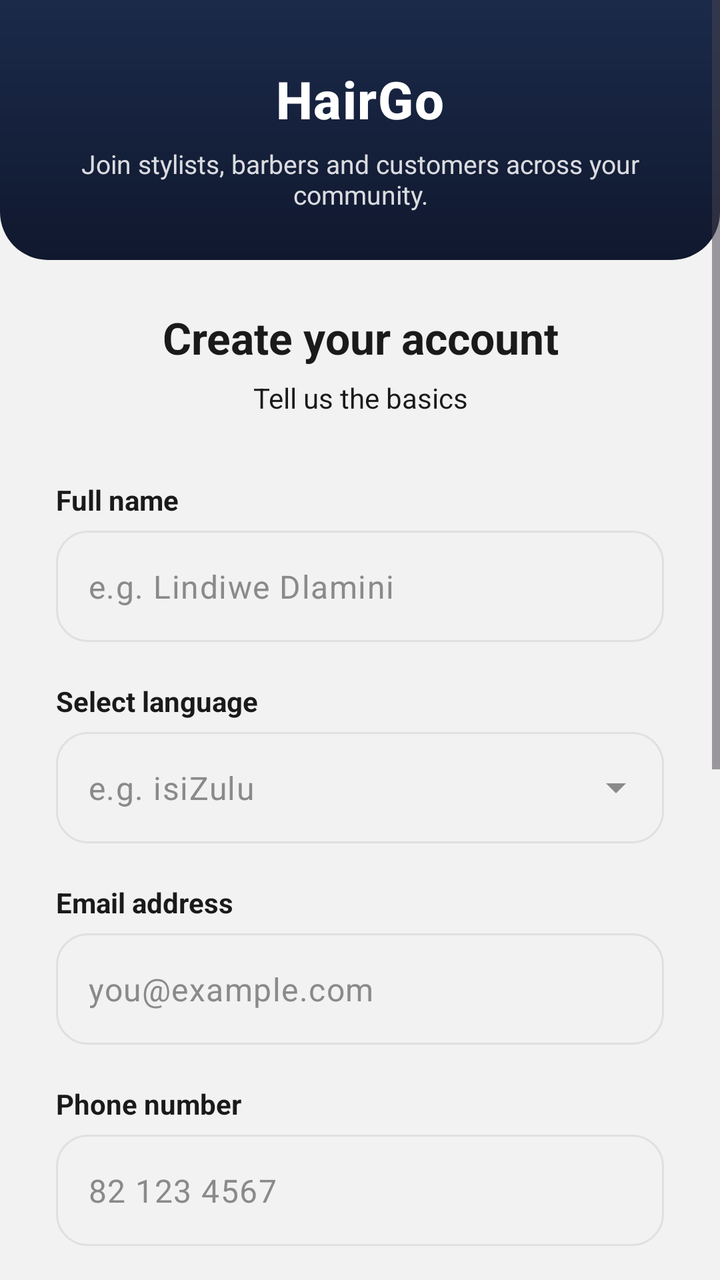
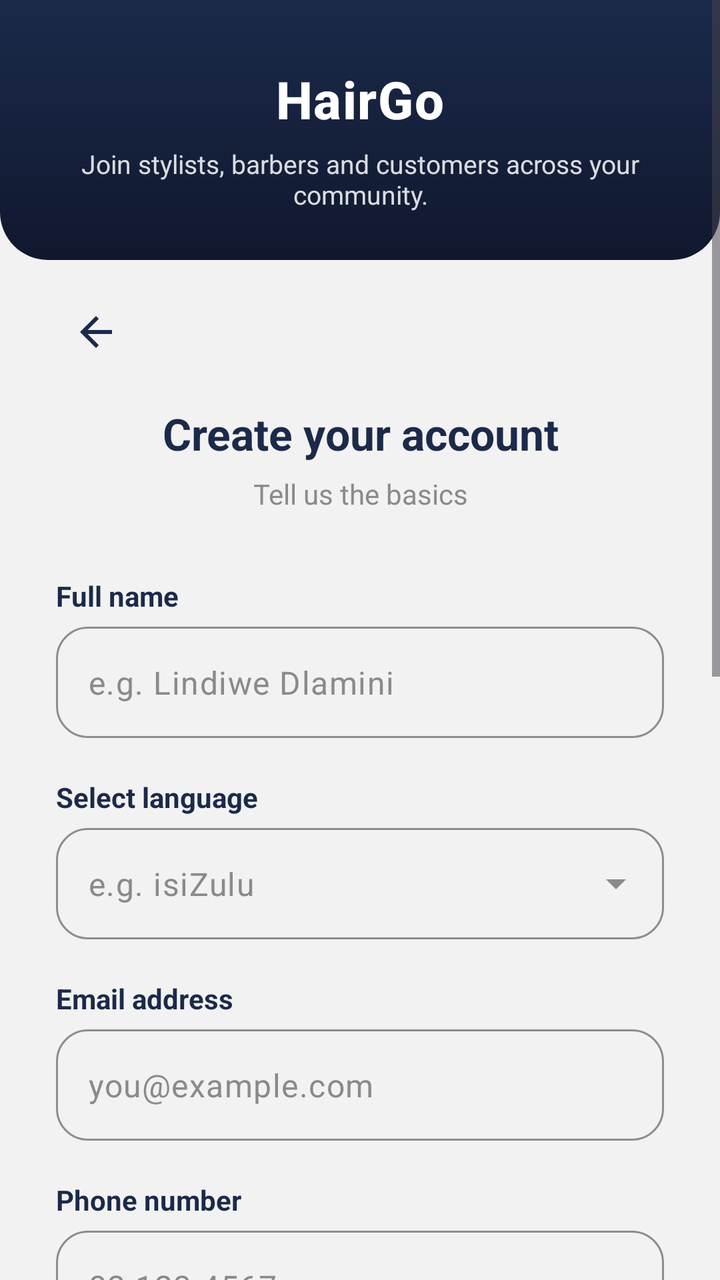

An Android layout rendered at two revisions. The XML below is the earlier revision; the diff shows what the commit changed to produce the second picture.
<!-- AndroidManifest.xml: application theme Theme.HairGo -->
<!-- res/layout/activity_register_owner.xml -->
<ScrollView
    xmlns:android="http://schemas.android.com/apk/res/android"
    xmlns:app="http://schemas.android.com/apk/res-auto"
    android:layout_width="match_parent"
    android:layout_height="match_parent"
    android:background="@color/grey_light"
    android:fillViewport="true"
    android:overScrollMode="never">

    <LinearLayout
        android:layout_width="match_parent"
        android:layout_height="wrap_content"
        android:orientation="vertical">

        <include layout="@layout/view_auth_header" />

        <LinearLayout
            android:layout_width="match_parent"
            android:layout_height="wrap_content"
            android:orientation="vertical"
            android:paddingHorizontal="28dp"
            android:paddingTop="24dp"
            android:paddingBottom="48dp">

            
            <TextView
                android:layout_width="wrap_content"
                android:layout_height="wrap_content"
                android:layout_gravity="center_horizontal"
                android:gravity="center"
                android:layout_marginBottom="6dp"
                android:text="Create your account"
                android:textColor="@color/text_primary"
                android:textSize="22sp"
                android:textStyle="bold" />

            <TextView
                android:layout_width="wrap_content"
                android:layout_height="wrap_content"
                android:layout_gravity="center_horizontal"
                android:gravity="center"
                android:layout_marginBottom="32dp"
                android:text="Tell us the basics"
                android:textColor="@color/text_primary"
                android:textSize="14sp" />

            
            <TextView
                android:layout_width="wrap_content"
                android:layout_height="wrap_content"
                android:layout_marginBottom="6dp"
                android:text="Full name"
                android:textColor="@color/text_primary"
                android:textSize="14sp"
                android:textStyle="bold" />

            <com.google.android.material.textfield.TextInputLayout
                android:id="@+id/tilFullName"
                style="@style/Widget.Material3.TextInputLayout.OutlinedBox"
                android:layout_width="match_parent"
                android:layout_height="wrap_content"
                android:layout_marginBottom="20dp"
                app:boxCornerRadiusBottomEnd="16dp"
                app:boxCornerRadiusBottomStart="16dp"
                app:boxCornerRadiusTopEnd="16dp"
                app:boxCornerRadiusTopStart="16dp"
                app:hintEnabled="false">

                <com.google.android.material.textfield.TextInputEditText
                    android:id="@+id/etFullName"
                    android:layout_width="match_parent"
                    android:layout_height="wrap_content"
                    android:hint="e.g. Lindiwe Dlamini"
                    android:inputType="textPersonName|textCapWords"
                    android:textColorHint="@color/grey_medium" />
            </com.google.android.material.textfield.TextInputLayout>

            
            <TextView
                android:layout_width="wrap_content"
                android:layout_height="wrap_content"
                android:layout_marginBottom="6dp"
                android:text="Select language"
                android:textColor="@color/text_primary"
                android:textSize="14sp"
                android:textStyle="bold" />

            <com.google.android.material.textfield.TextInputLayout
                android:id="@+id/tilLanguage"
                style="@style/Widget.Material3.TextInputLayout.OutlinedBox.ExposedDropdownMenu"
                android:layout_width="match_parent"
                android:layout_height="wrap_content"
                android:layout_marginBottom="20dp"
                app:boxCornerRadiusBottomEnd="16dp"
                app:boxCornerRadiusBottomStart="16dp"
                app:boxCornerRadiusTopEnd="16dp"
                app:boxCornerRadiusTopStart="16dp"
                app:hintEnabled="false">

                <AutoCompleteTextView
                    android:id="@+id/actvLanguage"
                    android:layout_width="match_parent"
                    android:layout_height="wrap_content"
                    android:hint="e.g. isiZulu"
                    android:inputType="none"
                    android:textColorHint="@color/grey_medium" />
            </com.google.android.material.textfield.TextInputLayout>

            
            <TextView
                android:layout_width="wrap_content"
                android:layout_height="wrap_content"
                android:layout_marginBottom="6dp"
                android:text="Email address"
                android:textColor="@color/text_primary"
                android:textSize="14sp"
                android:textStyle="bold" />

            <com.google.android.material.textfield.TextInputLayout
                android:id="@+id/tilEmail"
                style="@style/Widget.Material3.TextInputLayout.OutlinedBox"
                android:layout_width="match_parent"
                android:layout_height="wrap_content"
                android:layout_marginBottom="20dp"
                app:boxCornerRadiusBottomEnd="16dp"
                app:boxCornerRadiusBottomStart="16dp"
                app:boxCornerRadiusTopEnd="16dp"
                app:boxCornerRadiusTopStart="16dp"
                app:hintEnabled="false">

                <com.google.android.material.textfield.TextInputEditText
                    android:id="@+id/etEmail"
                    android:layout_width="match_parent"
                    android:layout_height="wrap_content"
                    android:hint="you@example.com"
                    android:inputType="textEmailAddress"
                    android:textColorHint="@color/grey_medium" />
            </com.google.android.material.textfield.TextInputLayout>

            
            <TextView
                android:layout_width="wrap_content"
                android:layout_height="wrap_content"
                android:layout_marginBottom="6dp"
                android:text="Phone number"
                android:textColor="@color/text_primary"
                android:textSize="14sp"
                android:textStyle="bold" />

            <com.google.android.material.textfield.TextInputLayout
                android:id="@+id/tilPhone"
                style="@style/Widget.Material3.TextInputLayout.OutlinedBox"
                android:layout_width="match_parent"
                android:layout_height="wrap_content"
                android:layout_marginBottom="20dp"
                app:boxCornerRadiusBottomEnd="16dp"
                app:boxCornerRadiusBottomStart="16dp"
                app:boxCornerRadiusTopEnd="16dp"
                app:boxCornerRadiusTopStart="16dp"
                app:hintEnabled="false"
                app:prefixText="+27 "
                app:prefixTextColor="@color/text_primary">

                <com.google.android.material.textfield.TextInputEditText
                    android:id="@+id/etPhone"
                    android:layout_width="match_parent"
                    android:layout_height="wrap_content"
                    android:hint="82 123 4567"
                    android:inputType="phone"
                    android:textColorHint="@color/grey_medium" />
            </com.google.android.material.textfield.TextInputLayout>

            
            <TextView
                android:layout_width="wrap_content"
                android:layout_height="wrap_content"
                android:layout_marginBottom="6dp"
                android:text=" Enter Password"
                android:textColor="@color/text_primary"
                android:textSize="14sp"
                android:textStyle="bold" />

            <com.google.android.material.textfield.TextInputLayout
                android:id="@+id/tilPassword"
                style="@style/Widget.Material3.TextInputLayout.OutlinedBox"
                android:layout_width="match_parent"
                android:layout_height="wrap_content"
                android:layout_marginBottom="20dp"
                app:boxCornerRadiusBottomEnd="16dp"
                app:boxCornerRadiusBottomStart="16dp"
                app:boxCornerRadiusTopEnd="16dp"
                app:boxCornerRadiusTopStart="16dp"
                app:endIconMode="password_toggle"
                app:hintEnabled="false">

                <com.google.android.material.textfield.TextInputEditText
                    android:id="@+id/etPassword"
                    android:layout_width="match_parent"
                    android:layout_height="wrap_content"
                    android:inputType="textPassword" />
            </com.google.android.material.textfield.TextInputLayout>

            
            <TextView
                android:layout_width="wrap_content"
                android:layout_height="wrap_content"
                android:layout_marginBottom="6dp"
                android:text="Confirm password"
                android:textColor="@color/text_primary"
                android:textSize="14sp"
                android:textStyle="bold" />

            <com.google.android.material.textfield.TextInputLayout
                android:id="@+id/tilConfirmPassword"
                style="@style/Widget.Material3.TextInputLayout.OutlinedBox"
                android:layout_width="match_parent"
                android:layout_height="wrap_content"
                android:layout_marginBottom="24dp"
                app:boxCornerRadiusBottomEnd="16dp"
                app:boxCornerRadiusBottomStart="16dp"
                app:boxCornerRadiusTopEnd="16dp"
                app:boxCornerRadiusTopStart="16dp"
                app:endIconMode="password_toggle"
                app:hintEnabled="false">

                <com.google.android.material.textfield.TextInputEditText
                    android:id="@+id/etConfirmPassword"
                    android:layout_width="match_parent"
                    android:layout_height="wrap_content"
                    android:inputType="textPassword" />
            </com.google.android.material.textfield.TextInputLayout>

            
            <com.google.android.material.button.MaterialButton
                android:id="@+id/btnNext"
                android:layout_width="match_parent"
                android:layout_height="56dp"
                android:layout_marginBottom="24dp"
                android:text="Next"
                android:textAllCaps="false"
                android:textSize="16sp"
                android:textStyle="bold"
                app:backgroundTint="@color/teal_primary"
                app:cornerRadius="16dp"
                app:elevation="4dp" />

            
            <LinearLayout
                android:layout_width="match_parent"
                android:layout_height="wrap_content"
                android:layout_marginBottom="24dp"
                android:gravity="center_vertical"
                android:orientation="horizontal">

                <View
                    android:layout_width="0dp"
                    android:layout_height="1dp"
                    android:layout_weight="1"
                    android:background="@color/input_border" />

                <TextView
                    android:layout_width="wrap_content"
                    android:layout_height="wrap_content"
                    android:paddingHorizontal="16dp"
                    android:text="OR"
                    android:textColor="@color/text_primary"
                    android:textSize="13sp" />

                <View
                    android:layout_width="0dp"
                    android:layout_height="1dp"
                    android:layout_weight="1"
                    android:background="@color/input_border" />
            </LinearLayout>

            
            <TextView
                android:id="@+id/tvLogin"
                android:layout_width="wrap_content"
                android:layout_height="wrap_content"
                android:layout_gravity="center_horizontal"
                android:background="?attr/selectableItemBackgroundBorderless"
                android:paddingHorizontal="16dp"
                android:paddingVertical="14dp"
                android:text="Already have an account? Log in"
                android:textColor="@color/text_primary"
                android:textSize="14sp" />

        </LinearLayout>
    </LinearLayout>
</ScrollView>
<!-- res/layout/view_auth_header.xml (included above) -->
<?xml version="1.0" encoding="utf-8"?>
<LinearLayout xmlns:android="http://schemas.android.com/apk/res/android"
    android:layout_width="match_parent"
    android:layout_height="wrap_content"
    android:orientation="vertical"
    android:background="@drawable/bg_header"
    android:paddingTop="32dp"
    android:paddingBottom="24dp"
    android:paddingHorizontal="24dp"
    android:gravity="center">

    <TextView
        android:layout_width="wrap_content"
        android:layout_height="wrap_content"
        android:text="HairGo"
        android:textColor="@android:color/white"
        android:textSize="26sp"
        android:textStyle="bold"
        android:fontFamily="sans-serif-medium"
        android:letterSpacing="0.02"/>

    <TextView
        android:layout_width="wrap_content"
        android:layout_height="wrap_content"
        android:layout_marginTop="6dp"
        android:text="Join stylists, barbers and customers across your community."
        android:textColor="@android:color/white"
        android:alpha="0.85"
        android:textSize="13sp"
        android:gravity="center"
        android:paddingHorizontal="12dp"/>
</LinearLayout>
<!-- resources referenced by this layout -->
<resources>
  <color name="grey_light">#F2F2F2</color>
  <color name="grey_medium">#8A8A8A</color>
  <color name="input_border">#DADADA</color>
  <color name="teal_primary">#1C8C7C</color>
  <color name="text_primary">#1A1A1A</color>
  <!-- drawable bg_header (drawable) -->
  <?xml version="1.0" encoding="utf-8"?>
  <shape xmlns:android="http://schemas.android.com/apk/res/android"
      android:shape="rectangle">
      <gradient
          android:startColor="@color/navy"
          android:endColor="@color/navy_dark"
          android:angle="270" />
      <corners
          android:bottomLeftRadius="24dp"
          android:bottomRightRadius="24dp" />
  </shape>
  <style name="Theme.HairGo" parent="Base.Theme.HairGo">
          <item name="snackbarStyle">@style/Widget.HairGo.Snackbar</item>
      </style>
  <color name="navy">#1B2A4A</color>
  <color name="navy_dark">#10182E</color>
  <style name="Base.Theme.HairGo" parent="Theme.Material3.DayNight.NoActionBar">
          <item name="colorPrimary">@color/teal</item>
          <item name="colorOnPrimary">@color/white</item>
          <item name="colorSurface">@color/surface</item>
          <item name="colorOnSurface">@color/text_primary</item>
          <item name="colorSurfaceVariant">@color/grey_light</item>
          <item name="colorOnSurfaceVariant">@color/grey_medium</item>
          <item name="colorOutline">@color/grey_border</item>
          <item name="android:colorBackground">@color/grey_light</item>
      </style>
  <style name="Widget.HairGo.Snackbar" parent="Widget.Material3.Snackbar">
          <item name="backgroundTint">@color/navy</item>
          <item name="android:textColor">@color/white</item>
          <item name="shapeAppearanceOverlay">@style/ShapeAppearanceOverlay.HairGo_Snackbar</item>
      </style>
  <color name="teal">#14B8A6</color>
  <color name="white">#FFFFFF</color>
  <color name="surface">#FFFFFF</color>
  <color name="grey_border">#E0E0E0</color>
  <style name="ShapeAppearanceOverlay.HairGo_Snackbar" parent="">
          <item name="cornerFamily">rounded</item>
          <item name="cornerSize">16dp</item>
      </style>
</resources>

<!-- the commit's change to res/layout/activity_register_owner.xml (unified diff, before → after) -->
@@ -1,3 +1,4 @@
+<?xml version="1.0" encoding="utf-8"?>
 <ScrollView
     xmlns:android="http://schemas.android.com/apk/res/android"
     xmlns:app="http://schemas.android.com/apk/res-auto"
@@ -19,29 +20,41 @@
             android:layout_height="wrap_content"
             android:orientation="vertical"
             android:paddingHorizontal="28dp"
-            android:paddingTop="24dp"
+            android:paddingTop="16dp"
             android:paddingBottom="48dp">
 
             
+            <ImageButton
+                android:id="@+id/btnBack"
+                android:layout_width="40dp"
+                android:layout_height="40dp"
+                android:layout_marginBottom="16dp"
+                android:background="?attr/selectableItemBackgroundBorderless"
+                android:contentDescription="Back"
+                android:src="@drawable/ic_back"
+                app:tint="@color/heading" />
+
+            
             <TextView
                 android:layout_width="wrap_content"
                 android:layout_height="wrap_content"
                 android:layout_gravity="center_horizontal"
+                android:layout_marginBottom="6dp"
                 android:gravity="center"
-                android:layout_marginBottom="6dp"
                 android:text="Create your account"
-                android:textColor="@color/text_primary"
+                android:textColor="@color/heading"
                 android:textSize="22sp"
                 android:textStyle="bold" />
 
+            
             <TextView
                 android:layout_width="wrap_content"
                 android:layout_height="wrap_content"
                 android:layout_gravity="center_horizontal"
+                android:layout_marginBottom="32dp"
                 android:gravity="center"
-                android:layout_marginBottom="32dp"
                 android:text="Tell us the basics"
-                android:textColor="@color/text_primary"
+                android:textColor="@color/grey_medium"
                 android:textSize="14sp" />
 
             
@@ -50,7 +63,7 @@
                 android:layout_height="wrap_content"
                 android:layout_marginBottom="6dp"
                 android:text="Full name"
-                android:textColor="@color/text_primary"
+                android:textColor="@color/heading"
                 android:textSize="14sp"
                 android:textStyle="bold" />
 
@@ -64,6 +77,7 @@
                 app:boxCornerRadiusBottomStart="16dp"
                 app:boxCornerRadiusTopEnd="16dp"
                 app:boxCornerRadiusTopStart="16dp"
+                app:boxStrokeColor="@color/teal"
                 app:hintEnabled="false">
 
                 <com.google.android.material.textfield.TextInputEditText
@@ -81,7 +95,7 @@
                 android:layout_height="wrap_content"
                 android:layout_marginBottom="6dp"
                 android:text="Select language"
-                android:textColor="@color/text_primary"
+                android:textColor="@color/heading"
                 android:textSize="14sp"
                 android:textStyle="bold" />
 
@@ -95,6 +109,7 @@
                 app:boxCornerRadiusBottomStart="16dp"
                 app:boxCornerRadiusTopEnd="16dp"
                 app:boxCornerRadiusTopStart="16dp"
+                app:boxStrokeColor="@color/teal"
                 app:hintEnabled="false">
 
                 <AutoCompleteTextView
@@ -112,7 +127,7 @@
                 android:layout_height="wrap_content"
                 android:layout_marginBottom="6dp"
                 android:text="Email address"
-                android:textColor="@color/text_primary"
+                android:textColor="@color/heading"
                 android:textSize="14sp"
                 android:textStyle="bold" />
 
@@ -126,6 +141,7 @@
                 app:boxCornerRadiusBottomStart="16dp"
                 app:boxCornerRadiusTopEnd="16dp"
                 app:boxCornerRadiusTopStart="16dp"
+                app:boxStrokeColor="@color/teal"
                 app:hintEnabled="false">
 
                 <com.google.android.material.textfield.TextInputEditText
@@ -143,7 +159,7 @@
                 android:layout_height="wrap_content"
                 android:layout_marginBottom="6dp"
                 android:text="Phone number"
-                android:textColor="@color/text_primary"
+                android:textColor="@color/heading"
                 android:textSize="14sp"
                 android:textStyle="bold" />
 
@@ -157,9 +173,10 @@
                 app:boxCornerRadiusBottomStart="16dp"
                 app:boxCornerRadiusTopEnd="16dp"
                 app:boxCornerRadiusTopStart="16dp"
+                app:boxStrokeColor="@color/teal"
                 app:hintEnabled="false"
                 app:prefixText="+27 "
-                app:prefixTextColor="@color/text_primary">
+                app:prefixTextColor="@color/navy">
 
                 <com.google.android.material.textfield.TextInputEditText
                     android:id="@+id/etPhone"
@@ -175,8 +192,8 @@
                 android:layout_width="wrap_content"
                 android:layout_height="wrap_content"
                 android:layout_marginBottom="6dp"
-                android:text=" Enter Password"
-                android:textColor="@color/text_primary"
+                android:text="Password"
+                android:textColor="@color/heading"
                 android:textSize="14sp"
                 android:textStyle="bold" />
 
@@ -185,11 +202,12 @@
                 style="@style/Widget.Material3.TextInputLayout.OutlinedBox"
                 android:layout_width="match_parent"
                 android:layout_height="wrap_content"
-                android:layout_marginBottom="20dp"
-                app:boxCornerRadiusBottomEnd="16dp"
-                app:boxCornerRadiusBottomStart="16dp"
-                app:boxCornerRadiusTopEnd="16dp"
-                app:boxCornerRadiusTopStart="16dp"
+                android:layout_marginBottom="8dp"
+                app:boxCornerRadiusBottomEnd="16dp"
+                app:boxCornerRadiusBottomStart="16dp"
+                app:boxCornerRadiusTopEnd="16dp"
+                app:boxCornerRadiusTopStart="16dp"
+                app:boxStrokeColor="@color/teal"
                 app:endIconMode="password_toggle"
                 app:hintEnabled="false">
 
@@ -197,8 +215,65 @@
                     android:id="@+id/etPassword"
                     android:layout_width="match_parent"
                     android:layout_height="wrap_content"
-                    android:inputType="textPassword" />
-            </com.google.android.material.textfield.TextInputLayout>
+                    android:hint="Create a strong password"
+                    android:inputType="textPassword"
+                    android:textColorHint="@color/grey_medium" />
+            </com.google.android.material.textfield.TextInputLayout>
+
+            
+            <LinearLayout
+                android:id="@+id/layoutPasswordRequirements"
+                android:layout_width="match_parent"
+                android:layout_height="wrap_content"
+                android:layout_marginBottom="20dp"
+                android:orientation="vertical"
+                android:paddingStart="4dp"
+                android:paddingEnd="4dp">
+
+                <TextView
+                    android:id="@+id/tvReqLength"
+                    android:layout_width="wrap_content"
+                    android:layout_height="wrap_content"
+                    android:layout_marginBottom="2dp"
+                    android:text="• 8 to 25 characters long"
+                    android:textColor="@color/grey_medium"
+                    android:textSize="12sp" />
+
+                <TextView
+                    android:id="@+id/tvReqUppercase"
+                    android:layout_width="wrap_content"
+                    android:layout_height="wrap_content"
+                    android:layout_marginBottom="2dp"
+                    android:text="• At least 1 uppercase letter (A–Z)"
+                    android:textColor="@color/grey_medium"
+                    android:textSize="12sp" />
+
+                <TextView
+                    android:id="@+id/tvReqLowercase"
+                    android:layout_width="wrap_content"
+                    android:layout_height="wrap_content"
+                    android:layout_marginBottom="2dp"
+                    android:text="• At least 1 lowercase letter (a–z)"
+                    android:textColor="@color/grey_medium"
+                    android:textSize="12sp" />
+
+                <TextView
+                    android:id="@+id/tvReqNumber"
+                    android:layout_width="wrap_content"
+                    android:layout_height="wrap_content"
+                    android:layout_marginBottom="2dp"
+                    android:text="• At least 1 number (0–9)"
+                    android:textColor="@color/grey_medium"
+                    android:textSize="12sp" />
+
+                <TextView
+                    android:id="@+id/tvReqSpecial"
+                    android:layout_width="wrap_content"
+                    android:layout_height="wrap_content"
+                    android:text="• At least 1 special character (e.g. @, #, $, %, !)"
+                    android:textColor="@color/grey_medium"
+                    android:textSize="12sp" />
+            </LinearLayout>
 
             
             <TextView
@@ -206,7 +281,7 @@
                 android:layout_height="wrap_content"
                 android:layout_marginBottom="6dp"
                 android:text="Confirm password"
-                android:textColor="@color/text_primary"
+                android:textColor="@color/heading"
                 android:textSize="14sp"
                 android:textStyle="bold" />
 
@@ -220,6 +295,7 @@
                 app:boxCornerRadiusBottomStart="16dp"
                 app:boxCornerRadiusTopEnd="16dp"
                 app:boxCornerRadiusTopStart="16dp"
+                app:boxStrokeColor="@color/teal"
                 app:endIconMode="password_toggle"
                 app:hintEnabled="false">
 
@@ -240,7 +316,7 @@
                 android:textAllCaps="false"
                 android:textSize="16sp"
                 android:textStyle="bold"
-                app:backgroundTint="@color/teal_primary"
+                app:backgroundTint="@color/navy"
                 app:cornerRadius="16dp"
                 app:elevation="4dp" />
 
@@ -256,21 +332,21 @@
                     android:layout_width="0dp"
                     android:layout_height="1dp"
                     android:layout_weight="1"
-                    android:background="@color/input_border" />
+                    android:background="@color/grey_border" />
 
                 <TextView
                     android:layout_width="wrap_content"
                     android:layout_height="wrap_content"
                     android:paddingHorizontal="16dp"
                     android:text="OR"
-                    android:textColor="@color/text_primary"
+                    android:textColor="@color/grey_medium"
                     android:textSize="13sp" />
 
                 <View
                     android:layout_width="0dp"
                     android:layout_height="1dp"
                     android:layout_weight="1"
-                    android:background="@color/input_border" />
+                    android:background="@color/grey_border" />
             </LinearLayout>
 
             
@@ -283,7 +359,7 @@
                 android:paddingHorizontal="16dp"
                 android:paddingVertical="14dp"
                 android:text="Already have an account? Log in"
-                android:textColor="@color/text_primary"
+                android:textColor="@color/grey_medium"
                 android:textSize="14sp" />
 
         </LinearLayout>
<!-- resource entries referenced after the edit -->
@@ -2,8 +2,7 @@
 <resources>
   <color name="grey_light">#F2F2F2</color>
   <color name="grey_medium">#8A8A8A</color>
-  <color name="input_border">#DADADA</color>
-  <color name="teal_primary">#1C8C7C</color>
+  <color name="heading">#1B2A4A</color>
   <color name="text_primary">#1A1A1A</color>
   <!-- drawable bg_header (drawable) -->
   <?xml version="1.0" encoding="utf-8"?>
@@ -17,6 +16,13 @@
           android:bottomLeftRadius="24dp"
           android:bottomRightRadius="24dp" />
   </shape>
+  <!-- drawable ic_back (drawable) -->
+  <?xml version="1.0" encoding="utf-8"?>
+  <vector xmlns:android="http://schemas.android.com/apk/res/android"
+      android:width="24dp" android:height="24dp"
+      android:viewportWidth="24" android:viewportHeight="24">
+      <path android:fillColor="@color/text_primary" android:pathData="M20,11H7.83l5.59,-5.59L12,4l-8,8l8,8l1.41,-1.41L7.83,13H20V11z"/>
+  </vector>
   <style name="Theme.HairGo" parent="Base.Theme.HairGo">
           <item name="snackbarStyle">@style/Widget.HairGo.Snackbar</item>
       </style>
